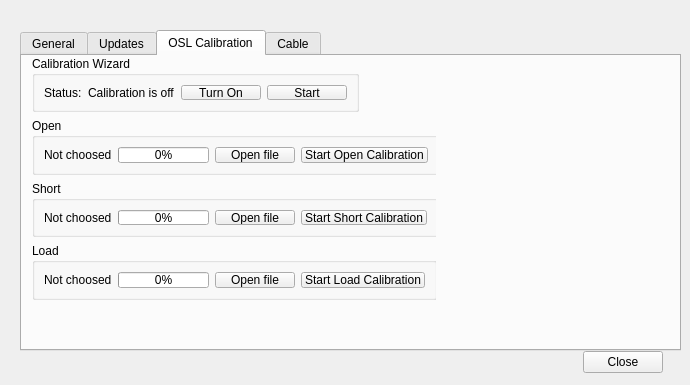
First picture: the form in settings.ui, repository rigexpert/AntScope2, before the edit.
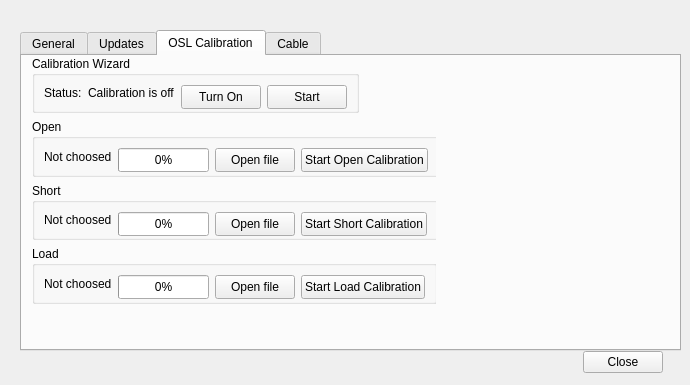
Second picture: the form after the edit. The open tabs and pages were chosen to show the change.

Commit message: Mac: adjust layouts

Diff of the .ui file:
```diff
--- a/settings.ui
+++ b/settings.ui
@@ -47,7 +47,7 @@
     <attribute name="title">
      <string>General</string>
     </attribute>
-    <widget class="QWidget" name="">
+    <widget class="QWidget" name="layoutWidget">
      <property name="geometry">
       <rect>
        <x>18</x>
@@ -511,7 +511,7 @@
        <x>10</x>
        <y>0</y>
        <width>404</width>
-       <height>244</height>
+       <height>248</height>
       </rect>
      </property>
      <layout class="QFormLayout" name="formLayout">
@@ -537,6 +537,12 @@
          </item>
          <item>
           <widget class="QPushButton" name="turnOnOffBtn">
+           <property name="minimumSize">
+            <size>
+             <width>0</width>
+             <height>24</height>
+            </size>
+           </property>
            <property name="text">
             <string>Turn On</string>
            </property>
@@ -544,6 +550,12 @@
          </item>
          <item>
           <widget class="QPushButton" name="calibWizard">
+           <property name="minimumSize">
+            <size>
+             <width>0</width>
+             <height>24</height>
+            </size>
+           </property>
            <property name="text">
             <string>Start</string>
            </property>
@@ -570,6 +582,12 @@
            <property name="enabled">
             <bool>true</bool>
            </property>
+           <property name="minimumSize">
+            <size>
+             <width>0</width>
+             <height>24</height>
+            </size>
+           </property>
            <property name="value">
             <number>0</number>
            </property>
@@ -577,6 +595,12 @@
          </item>
          <item>
           <widget class="QPushButton" name="openOpenFileBtn">
+           <property name="minimumSize">
+            <size>
+             <width>0</width>
+             <height>24</height>
+            </size>
+           </property>
            <property name="text">
             <string>Open file</string>
            </property>
@@ -584,6 +608,12 @@
          </item>
          <item>
           <widget class="QPushButton" name="openCalibBtn">
+           <property name="minimumSize">
+            <size>
+             <width>0</width>
+             <height>24</height>
+            </size>
+           </property>
            <property name="text">
             <string>Start Open Calibration</string>
            </property>
@@ -607,6 +637,12 @@
          </item>
          <item>
           <widget class="QProgressBar" name="shortProgressBar">
+           <property name="minimumSize">
+            <size>
+             <width>0</width>
+             <height>24</height>
+            </size>
+           </property>
            <property name="value">
             <number>0</number>
            </property>
@@ -614,6 +650,12 @@
          </item>
          <item>
           <widget class="QPushButton" name="shortOpenFileBtn">
+           <property name="minimumSize">
+            <size>
+             <width>0</width>
+             <height>24</height>
+            </size>
+           </property>
            <property name="text">
             <string>Open file</string>
            </property>
@@ -621,6 +663,12 @@
          </item>
          <item>
           <widget class="QPushButton" name="shortCalibBtn">
+           <property name="minimumSize">
+            <size>
+             <width>0</width>
+             <height>24</height>
+            </size>
+           </property>
            <property name="text">
             <string>Start Short Calibration</string>
            </property>
@@ -644,6 +692,12 @@
          </item>
          <item>
           <widget class="QProgressBar" name="loadProgressBar">
+           <property name="minimumSize">
+            <size>
+             <width>0</width>
+             <height>24</height>
+            </size>
+           </property>
            <property name="value">
             <number>0</number>
            </property>
@@ -651,6 +705,12 @@
          </item>
          <item>
           <widget class="QPushButton" name="loadOpenFileBtn">
+           <property name="minimumSize">
+            <size>
+             <width>0</width>
+             <height>24</height>
+            </size>
+           </property>
            <property name="text">
             <string>Open file</string>
            </property>
@@ -658,6 +718,12 @@
          </item>
          <item>
           <widget class="QPushButton" name="loadCalibBtn">
+           <property name="minimumSize">
+            <size>
+             <width>0</width>
+             <height>24</height>
+            </size>
+           </property>
            <property name="text">
             <string>Start Load Calibration</string>
            </property>
```
Left out of the diff: 44 changed lines with no effect on the pictures. The commit also changes 2 other files.
